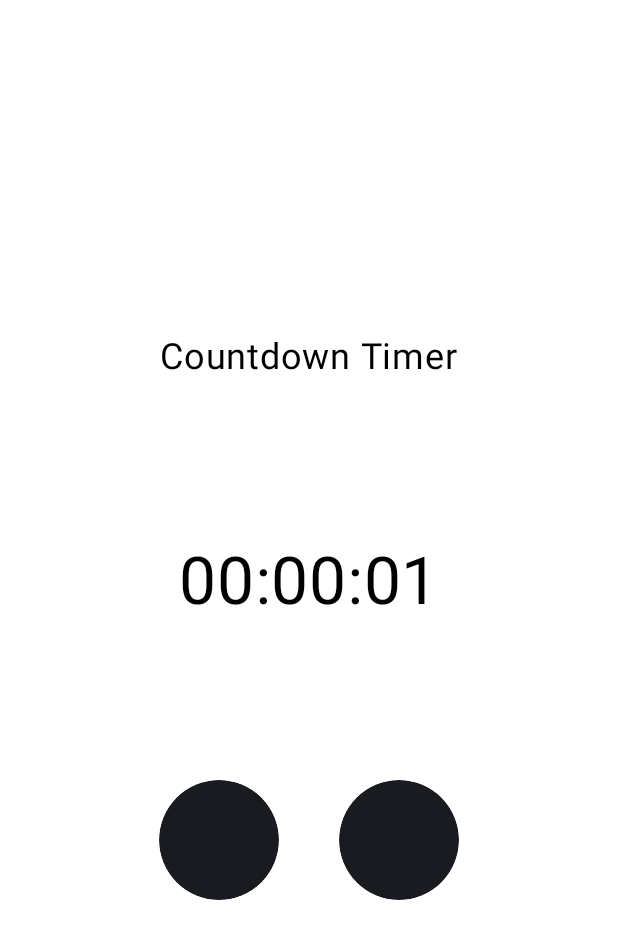
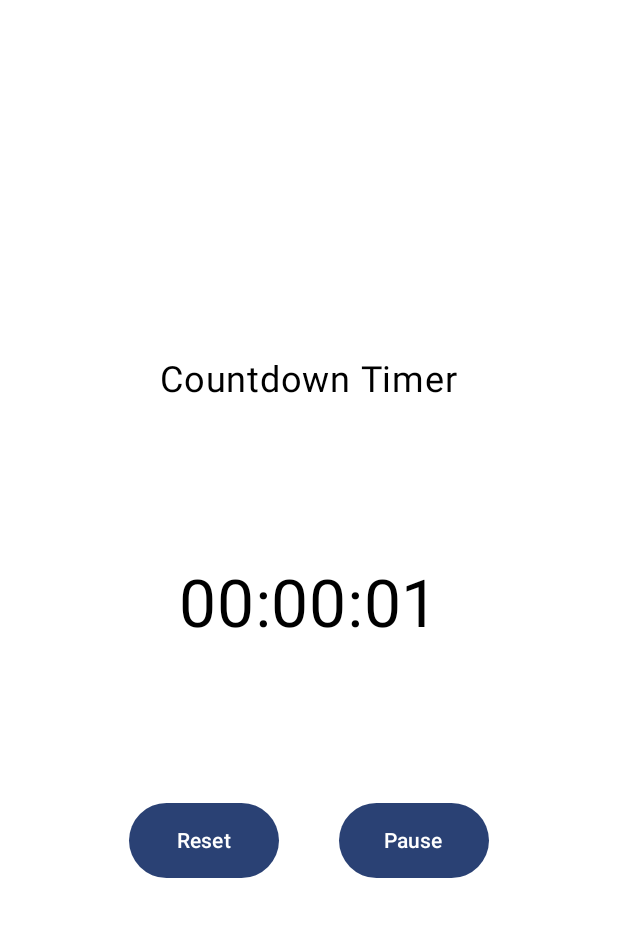
Before and after one commit to Sarvar05/StopWatch, an Android app built with Jetpack Compose: the composable StopWatchScreen shown on its own in the app's theme, after a tap on "Play", on a phone screen of 412 x 824 dp. Shown: the top 939 px of the screen. Run offline under Robolectric (Android 15) with nearby library versions, the phone set to English and light mode, and no system bars; network calls fail.

Commit message:
fixed some errors

```diff
--- a/app/src/main/java/com/example/myapplication/stop_watch/StopWatchScreen.kt
+++ b/app/src/main/java/com/example/myapplication/stop_watch/StopWatchScreen.kt
@@ -9,16 +9,15 @@
 import androidx.compose.ui.Alignment
 import androidx.compose.ui.Modifier
 import androidx.compose.ui.graphics.Color
-import androidx.compose.ui.res.painterResource
 import androidx.compose.ui.unit.dp
 import androidx.compose.ui.unit.sp
-import com.example.myapplication.R
 
 
 @RequiresApi(Build.VERSION_CODES.O)
 @Composable
 fun StopWatchScreen(viewModel: WatchViewModel) {
     val seconds by viewModel.seconds.collectAsState()
+    val isRunning by viewModel.isRunning.collectAsState()
     val formattedTime = viewModel.formatTime(seconds)
 
     Box(
@@ -42,7 +41,6 @@
             Box(
                 modifier = Modifier.size(200.dp)
             ) {
-
                 Text(
                     text = formattedTime,
                     color = Color.Black,
@@ -55,37 +53,29 @@
                 modifier = Modifier.padding(top = 32.dp),
                 horizontalArrangement = Arrangement.SpaceBetween
             ) {
-                IconButton(
+                Button(
                     onClick = {
                         viewModel.resetTimer()
                         viewModel.stopTimer()
                     },
-                    modifier = Modifier.size(80.dp)
+                    modifier = Modifier.size(width = 100.dp, height = 50.dp)
                 ) {
-                    Icon(
-                        painter = painterResource(id = R.drawable.clear_button),
-                        contentDescription = "Clear",
-                        modifier = Modifier.fillMaxSize()
-                    )
+                    Text("Reset")
                 }
 
                 Spacer(modifier = Modifier.width(40.dp))
 
-                IconButton(
+                Button(
                     onClick = {
-                        if (viewModel.isRunning) {
+                        if (isRunning) {
                             viewModel.stopTimer()
                         } else {
                             viewModel.resumeTimer()
                         }
                     },
-                    modifier = Modifier.size(80.dp)
+                    modifier = Modifier.size(width = 100.dp, height = 50.dp)
                 ) {
-                    Icon(
-                        painter = painterResource(id = if (viewModel.isRunning) R.drawable.pause_button else R.drawable.play_button),
-                        contentDescription = if (viewModel.isRunning) "Pause" else "Play",
-                        modifier = Modifier.fillMaxSize()
-                    )
+                    Text(if (isRunning) "Pause" else "Play")
                 }
             }
         }
--- a/app/src/main/java/com/example/myapplication/stop_watch/WatchViewModel.kt
+++ b/app/src/main/java/com/example/myapplication/stop_watch/WatchViewModel.kt
@@ -29,12 +29,15 @@
     }
 
     private val dataStore = application.dataStore
+
     private val _seconds = MutableStateFlow(0L)
     val seconds: StateFlow<Long> = _seconds.asStateFlow()
 
+    private val _isRunning = MutableStateFlow(false)
+    val isRunning: StateFlow<Boolean> = _isRunning.asStateFlow()
+
     private var job: Job? = null
     private var startTime = 0L
-    var isRunning = false
 
     init {
         viewModelScope.launch {
@@ -43,7 +46,7 @@
             val wasRunning = prefs[KEY_RUNNING] == true
 
             _seconds.value = savedTime
-            isRunning = wasRunning
+            _isRunning.value = wasRunning
 
             if (wasRunning) {
                 startTimer(savedTime)
@@ -78,14 +81,14 @@
 
     fun stopTimer() {
         job?.cancel()
-        isRunning = false
+        _isRunning.value = false
         saveState()
     }
 
     fun resumeTimer() {
-        if (!isRunning) {
+        if (!_isRunning.value) {
             startTimer(_seconds.value)
-            isRunning = true
+            _isRunning.value = true
         }
     }
 
@@ -93,7 +96,7 @@
         viewModelScope.launch {
             dataStore.edit { prefs ->
                 prefs[KEY_TIME] = _seconds.value
-                prefs[KEY_RUNNING] = isRunning
+                prefs[KEY_RUNNING] = _isRunning.value
             }
         }
     }
```
